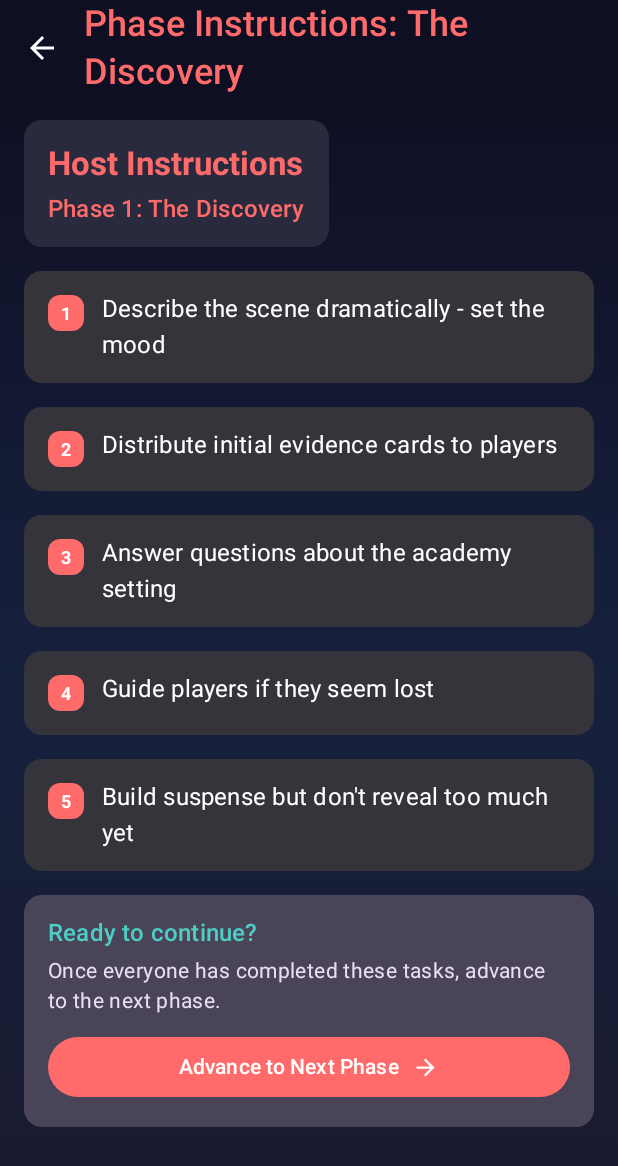
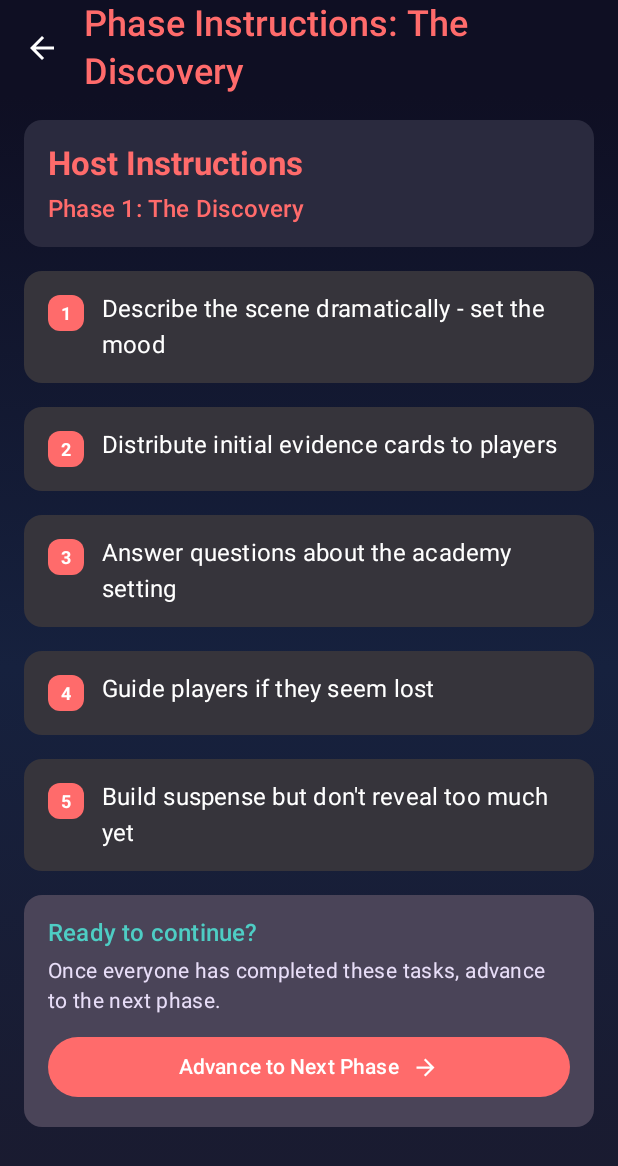
Before and after one commit to brendaninnis/mystery-box, an Android app built with Jetpack Compose: the composable PartyPhaseInstructionsScreen called with empty values, on a phone screen of 412 x 824 dp. Shown: the top 1166 px of the screen. Run offline under Robolectric (Android 15) with nearby library versions, the phone set to English and light mode, and no system bars.

Commit message:
Remove * imports

```diff
--- a/composeApp/src/commonMain/kotlin/ca/realitywargames/mysterybox/ui/screens/parties/PartiesScreen.kt
+++ b/composeApp/src/commonMain/kotlin/ca/realitywargames/mysterybox/ui/screens/parties/PartiesScreen.kt
@@ -5,7 +5,6 @@ import androidx.compose.foundation.clickable
 import androidx.compose.foundation.layout.Arrangement
 import androidx.compose.foundation.layout.Box
 import androidx.compose.foundation.layout.Column
-import androidx.compose.foundation.layout.PaddingValues
 import androidx.compose.foundation.layout.Row
 import androidx.compose.foundation.layout.Spacer
 import androidx.compose.foundation.layout.aspectRatio
@@ -36,9 +35,7 @@ import androidx.compose.material3.CircularProgressIndicator
 import androidx.compose.material3.OutlinedButton
 import androidx.compose.material3.Surface
 import androidx.compose.ui.draw.clip
-import androidx.compose.ui.graphics.Color
 import androidx.compose.ui.layout.ContentScale
-import coil3.compose.AsyncImage
 import androidx.compose.runtime.Composable
 import androidx.compose.runtime.collectAsState
 import androidx.compose.runtime.getValue
--- a/composeApp/src/commonMain/kotlin/ca/realitywargames/mysterybox/ui/screens/parties/PartyPhaseInstructionsScreen.kt
+++ b/composeApp/src/commonMain/kotlin/ca/realitywargames/mysterybox/ui/screens/parties/PartyPhaseInstructionsScreen.kt
@@ -1,18 +1,36 @@
 package ca.realitywargames.mysterybox.ui.screens.parties
 
-import androidx.compose.foundation.layout.*
+import androidx.compose.foundation.layout.Arrangement
+import androidx.compose.foundation.layout.Box
+import androidx.compose.foundation.layout.Column
+import androidx.compose.foundation.layout.PaddingValues
+import androidx.compose.foundation.layout.Row
+import androidx.compose.foundation.layout.Spacer
+import androidx.compose.foundation.layout.fillMaxSize
+import androidx.compose.foundation.layout.fillMaxWidth
+import androidx.compose.foundation.layout.height
+import androidx.compose.foundation.layout.padding
+import androidx.compose.foundation.layout.size
+import androidx.compose.foundation.layout.width
 import androidx.compose.foundation.lazy.LazyColumn
 import androidx.compose.foundation.lazy.items
 import androidx.compose.material.icons.Icons
 import androidx.compose.material.icons.filled.ArrowForward
-import androidx.compose.material3.*
-import androidx.compose.runtime.*
+import androidx.compose.material3.Button
+import androidx.compose.material3.Card
+import androidx.compose.material3.CardDefaults
+import androidx.compose.material3.ExperimentalMaterial3Api
+import androidx.compose.material3.Icon
+import androidx.compose.material3.MaterialTheme
+import androidx.compose.material3.Surface
+import androidx.compose.material3.Text
+import androidx.compose.runtime.Composable
 import androidx.compose.ui.Alignment
 import androidx.compose.ui.Modifier
 import androidx.compose.ui.text.font.FontWeight
 import androidx.compose.ui.unit.dp
 import androidx.navigation.NavHostController
-import ca.realitywargames.mysterybox.shared.models.*
+import ca.realitywargames.mysterybox.shared.models.GamePhase
 import ca.realitywargames.mysterybox.ui.components.BaseScreen
 import ca.realitywargames.mysterybox.ui.viewmodel.PartyViewModel
 
@@ -62,7 +80,7 @@ fun PartyPhaseInstructionsScreen(
                         containerColor = MaterialTheme.colorScheme.primaryContainer
                     )
                 ) {
-                    Column(modifier = Modifier.padding(16.dp)) {
+                    Column(modifier = Modifier.fillMaxWidth().padding(16.dp)) {
                         Text(
                             text = if (isHost) "Host Instructions" else "Player Instructions",
                             style = MaterialTheme.typography.titleLarge,
@@ -121,7 +139,7 @@ fun PartyPhaseInstructionsScreen(
                             containerColor = MaterialTheme.colorScheme.secondaryContainer
                         )
                     ) {
-                        Column(modifier = Modifier.padding(16.dp)) {
+                        Column(modifier = Modifier.fillMaxWidth().padding(16.dp)) {
                             Text(
                                 text = "Ready to continue?",
                                 style = MaterialTheme.typography.titleMedium,
```
Also changed, not shown: composeApp/src/commonMain/kotlin/ca/realitywargames/mysterybox/ui/screens/parties/PartyObjectivesScreen.kt (+20 -4 lines).
